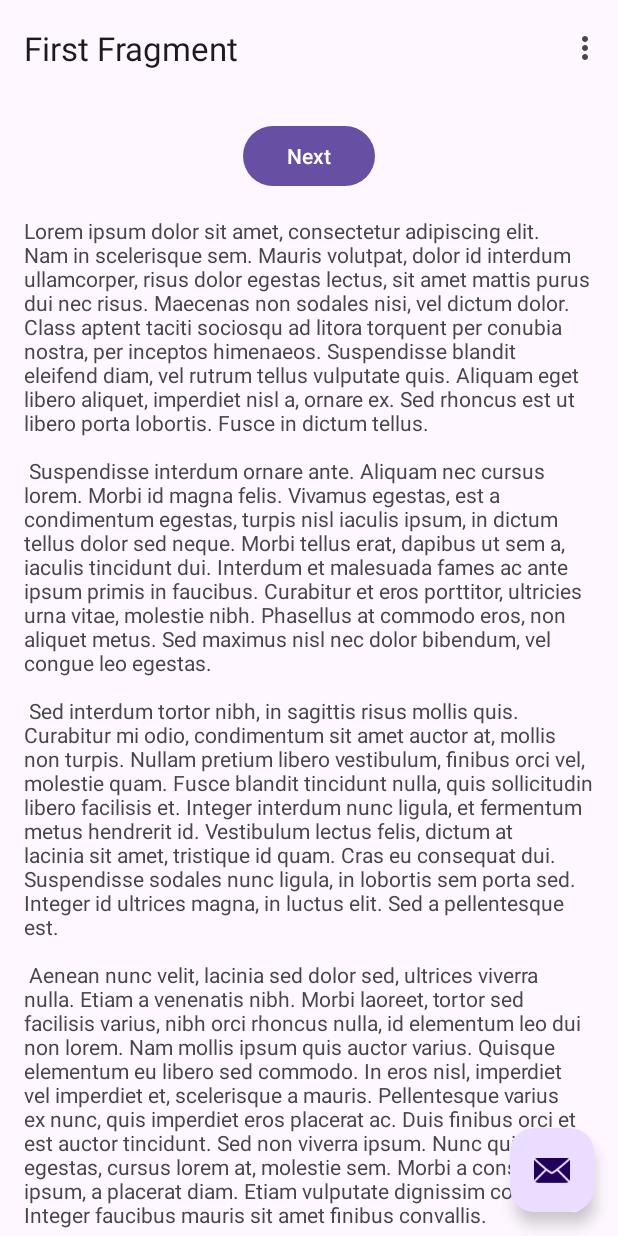
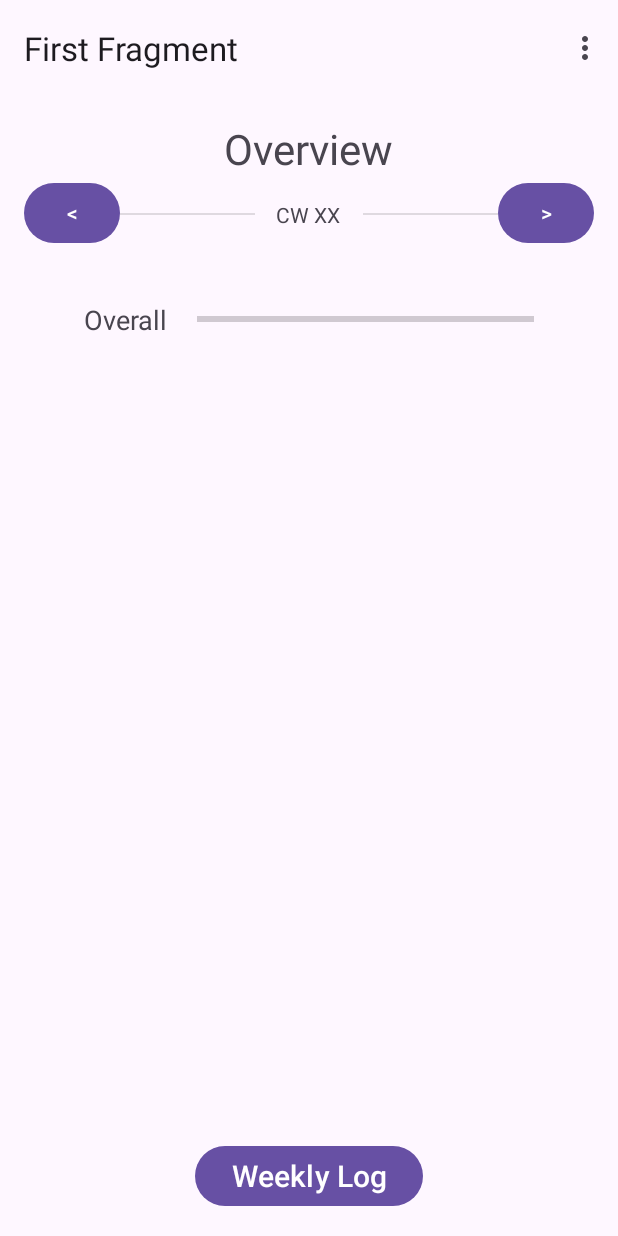
Before and after one commit to S1n93r/BodyGoals, an Android app: the screen it shows after launch (MainActivity), on a phone screen of 412 x 824 dp. Run offline under Robolectric (Android 15) with nearby library versions, the phone set to English and light mode, and no system bars; our stand-ins replace navigation-ui.

Commit message:
Build basic overview fragment and prepared bare bone for weekly log

```diff
--- a/app/src/main/java/com/slinger/bodygoals/ui/MainActivity.java
+++ b/app/src/main/java/com/slinger/bodygoals/ui/MainActivity.java
@@ -4,7 +4,6 @@ import android.os.Bundle;
 import android.view.Menu;
 import android.view.MenuItem;
 
-import com.google.android.material.snackbar.Snackbar;
 import com.slinger.bodygoals.R;
 import com.slinger.bodygoals.databinding.ActivityMainBinding;
 
@@ -31,11 +30,6 @@ public class MainActivity extends AppCompatActivity {
         NavController navController = Navigation.findNavController(this, R.id.nav_host_fragment_content_main);
         appBarConfiguration = new AppBarConfiguration.Builder(navController.getGraph()).build();
         NavigationUI.setupActionBarWithNavController(this, navController, appBarConfiguration);
-
-        binding.fab.setOnClickListener(view -> Snackbar.make(view, "Replace with your own action",
-                        Snackbar.LENGTH_LONG)
-                .setAnchorView(R.id.fab)
-                .setAction("Action", null).show());
     }
 
     @Override
--- a/app/src/main/java/com/slinger/bodygoals/ui/FirstFragment.java
+++ b/app/src/main/java/com/slinger/bodygoals/ui/Overview.java
@@ -6,15 +6,15 @@ import android.view.View;
 import android.view.ViewGroup;
 
 import com.slinger.bodygoals.R;
-import com.slinger.bodygoals.databinding.FragmentFirstBinding;
+import com.slinger.bodygoals.databinding.FragmentOverviewBinding;
 
 import androidx.annotation.NonNull;
 import androidx.fragment.app.Fragment;
 import androidx.navigation.fragment.NavHostFragment;
 
-public class FirstFragment extends Fragment {
+public class Overview extends Fragment {
 
-    private FragmentFirstBinding binding;
+    private FragmentOverviewBinding binding;
 
     @Override
     public View onCreateView(
@@ -22,7 +22,7 @@ public class FirstFragment extends Fragment {
             Bundle savedInstanceState
     ) {
 
-        binding = FragmentFirstBinding.inflate(inflater, container, false);
+        binding = FragmentOverviewBinding.inflate(inflater, container, false);
         return binding.getRoot();
 
     }
@@ -30,11 +30,11 @@ public class FirstFragment extends Fragment {
     public void onViewCreated(@NonNull View view, Bundle savedInstanceState) {
         super.onViewCreated(view, savedInstanceState);
 
-        binding.buttonFirst.setOnClickListener(new View.OnClickListener() {
+        binding.buttonToWeeklyLog.setOnClickListener(new View.OnClickListener() {
             @Override
             public void onClick(View view) {
-                NavHostFragment.findNavController(FirstFragment.this)
-                        .navigate(R.id.action_FirstFragment_to_SecondFragment);
+                NavHostFragment.findNavController(Overview.this)
+                        .navigate(R.id.action_OverviewFragment_to_WeeklyLogFragment);
             }
         });
     }
--- a/app/src/main/java/com/slinger/bodygoals/ui/SecondFragment.java
+++ b/app/src/main/java/com/slinger/bodygoals/ui/WeeklyLog.java
@@ -6,15 +6,15 @@ import android.view.View;
 import android.view.ViewGroup;
 
 import com.slinger.bodygoals.R;
-import com.slinger.bodygoals.databinding.FragmentSecondBinding;
+import com.slinger.bodygoals.databinding.FragmentWeeklyLogBinding;
 
 import androidx.annotation.NonNull;
 import androidx.fragment.app.Fragment;
 import androidx.navigation.fragment.NavHostFragment;
 
-public class SecondFragment extends Fragment {
+public class WeeklyLog extends Fragment {
 
-    private FragmentSecondBinding binding;
+    private FragmentWeeklyLogBinding binding;
 
     @Override
     public View onCreateView(
@@ -22,7 +22,7 @@ public class SecondFragment extends Fragment {
             Bundle savedInstanceState
     ) {
 
-        binding = FragmentSecondBinding.inflate(inflater, container, false);
+        binding = FragmentWeeklyLogBinding.inflate(inflater, container, false);
         return binding.getRoot();
 
     }
@@ -30,11 +30,11 @@ public class SecondFragment extends Fragment {
     public void onViewCreated(@NonNull View view, Bundle savedInstanceState) {
         super.onViewCreated(view, savedInstanceState);
 
-        binding.buttonSecond.setOnClickListener(new View.OnClickListener() {
+        binding.buttonToOverview.setOnClickListener(new View.OnClickListener() {
             @Override
             public void onClick(View view) {
-                NavHostFragment.findNavController(SecondFragment.this)
-                        .navigate(R.id.action_SecondFragment_to_FirstFragment);
+                NavHostFragment.findNavController(WeeklyLog.this)
+                        .navigate(R.id.action_WeeklyLogFragment_to_OverviewFragment);
             }
         });
     }
--- a/app/src/main/res/layout/activity_main.xml
+++ b/app/src/main/res/layout/activity_main.xml
@@ -1,6 +1,5 @@
 <?xml version="1.0" encoding="utf-8"?>
 <androidx.coordinatorlayout.widget.CoordinatorLayout xmlns:android="http://schemas.android.com/apk/res/android"
-    xmlns:app="http://schemas.android.com/apk/res-auto"
     xmlns:tools="http://schemas.android.com/tools"
     android:layout_width="match_parent"
     android:layout_height="match_parent"
@@ -19,15 +18,6 @@
 
     </com.google.android.material.appbar.AppBarLayout>
 
-    <com.google.android.material.floatingactionbutton.FloatingActionButton
-        android:id="@+id/fab"
-        android:layout_width="wrap_content"
-        android:layout_height="wrap_content"
-        android:layout_gravity="bottom|end"
-        android:layout_marginBottom="16dp"
-        android:layout_marginEnd="@dimen/fab_margin"
-        app:srcCompat="@android:drawable/ic_dialog_email" />
-
     <include layout="@layout/content_main" />
 
 </androidx.coordinatorlayout.widget.CoordinatorLayout>
--- a/app/src/main/res/layout/fragment_first.xml
+++ /dev/null
@@ -1,35 +0,0 @@
-<?xml version="1.0" encoding="utf-8"?>
-<androidx.core.widget.NestedScrollView xmlns:android="http://schemas.android.com/apk/res/android"
-    xmlns:app="http://schemas.android.com/apk/res-auto"
-    xmlns:tools="http://schemas.android.com/tools"
-    android:layout_width="match_parent"
-    android:layout_height="match_parent"
-    tools:context=".ui.FirstFragment">
-
-    <androidx.constraintlayout.widget.ConstraintLayout
-        android:layout_width="match_parent"
-        android:layout_height="match_parent"
-        android:padding="16dp">
-
-        <Button
-            android:id="@+id/button_first"
-            android:layout_width="wrap_content"
-            android:layout_height="wrap_content"
-            android:text="@string/next"
-            app:layout_constraintBottom_toTopOf="@id/textview_first"
-            app:layout_constraintEnd_toEndOf="parent"
-            app:layout_constraintStart_toStartOf="parent"
-            app:layout_constraintTop_toTopOf="parent" />
-
-        <TextView
-            android:id="@+id/textview_first"
-            android:layout_width="wrap_content"
-            android:layout_height="wrap_content"
-            android:layout_marginTop="16dp"
-            android:text="@string/lorem_ipsum"
-            app:layout_constraintBottom_toBottomOf="parent"
-            app:layout_constraintEnd_toEndOf="parent"
-            app:layout_constraintStart_toStartOf="parent"
-            app:layout_constraintTop_toBottomOf="@id/button_first" />
-    </androidx.constraintlayout.widget.ConstraintLayout>
-</androidx.core.widget.NestedScrollView>
--- /dev/null
+++ b/app/src/main/res/layout/fragment_overview.xml
@@ -0,0 +1,107 @@
+<?xml version="1.0" encoding="utf-8"?>
+<androidx.constraintlayout.widget.ConstraintLayout xmlns:android="http://schemas.android.com/apk/res/android"
+    xmlns:app="http://schemas.android.com/apk/res-auto"
+    xmlns:tools="http://schemas.android.com/tools"
+    android:layout_width="match_parent"
+    android:layout_height="match_parent"
+    tools:context=".ui.Overview">
+
+    <TextView
+        android:id="@+id/titleTextView"
+        android:layout_width="wrap_content"
+        android:layout_height="wrap_content"
+        android:layout_marginTop="16dp"
+        android:text="@string/overview"
+        android:textSize="28sp"
+        app:layout_constraintEnd_toEndOf="parent"
+        app:layout_constraintHorizontal_bias="0.5"
+        app:layout_constraintStart_toStartOf="parent"
+        app:layout_constraintTop_toTopOf="parent" />
+
+    <Button
+        android:id="@+id/button_previous_week"
+        android:layout_width="64dp"
+        android:layout_height="48dp"
+        android:layout_marginStart="16dp"
+        android:text="@string/previous_week"
+        app:layout_constraintStart_toStartOf="parent"
+        app:layout_constraintTop_toBottomOf="@+id/titleTextView" />
+
+    <View
+        android:layout_height="1dp"
+        android:layout_width="90dp"
+        android:layout_marginTop="24dp"
+        android:background="?android:attr/listDivider"
+        app:layout_constraintEnd_toStartOf="@+id/calendarWeekTextView"
+        app:layout_constraintHorizontal_bias="0.0"
+        app:layout_constraintStart_toEndOf="@+id/button_previous_week"
+        app:layout_constraintTop_toBottomOf="@+id/titleTextView" />
+
+    <TextView
+        android:id="@+id/calendarWeekTextView"
+        android:layout_width="wrap_content"
+        android:layout_height="wrap_content"
+        android:layout_marginTop="15dp"
+        android:text="@string/calendar_week_place_holder"
+        app:layout_constraintEnd_toStartOf="@+id/button_next_week"
+        app:layout_constraintHorizontal_bias="0.497"
+        app:layout_constraintStart_toEndOf="@+id/button_previous_week"
+        app:layout_constraintTop_toBottomOf="@+id/titleTextView" />
+
+    <View
+        android:layout_width="90dp"
+        android:layout_height="1dp"
+        android:layout_marginTop="24dp"
+        android:background="?android:attr/listDivider"
+        app:layout_constraintEnd_toStartOf="@+id/button_next_week"
+        app:layout_constraintHorizontal_bias="1.0"
+        app:layout_constraintStart_toEndOf="@+id/calendarWeekTextView"
+        app:layout_constraintTop_toBottomOf="@+id/titleTextView" />
+
+    <Button
+        android:id="@+id/button_next_week"
+        android:layout_width="64dp"
+        android:layout_height="48dp"
+        android:layout_marginEnd="16dp"
+        android:text="@string/next_week"
+        app:layout_constraintEnd_toEndOf="parent"
+        app:layout_constraintTop_toBottomOf="@+id/titleTextView" />
+
+    <LinearLayout
+        android:id="@+id/overallBox"
+        android:layout_width="300dp"
+        android:layout_height="wrap_content"
+        android:layout_marginTop="48dp"
+        android:orientation="horizontal"
+        app:layout_constraintEnd_toEndOf="parent"
+        app:layout_constraintStart_toStartOf="parent"
+        app:layout_constraintTop_toBottomOf="@+id/calendarWeekTextView">
+
+        <TextView
+            android:id="@+id/overallText"
+            android:layout_width="75dp"
+            android:layout_height="wrap_content"
+            android:text="@string/overall"
+            android:textSize="18sp" />
+
+        <ProgressBar
+            android:id="@+id/overallProgressBar"
+            style="?android:attr/progressBarStyleHorizontal"
+            android:layout_width="match_parent"
+            android:layout_height="match_parent" />
+
+    </LinearLayout>
+
+    <Button
+        android:id="@+id/button_to_weekly_log"
+        android:layout_width="wrap_content"
+        android:layout_height="wrap_content"
+        android:layout_marginBottom="16dp"
+        android:text="@string/weekly_log"
+        android:textSize="20sp"
+        app:layout_constraintBottom_toBottomOf="parent"
+        app:layout_constraintEnd_toEndOf="parent"
+        app:layout_constraintHorizontal_bias="0.5"
+        app:layout_constraintStart_toStartOf="parent" />
+
+</androidx.constraintlayout.widget.ConstraintLayout>
--- a/app/src/main/res/layout/fragment_second.xml
+++ /dev/null
@@ -1,35 +0,0 @@
-<?xml version="1.0" encoding="utf-8"?>
-<androidx.core.widget.NestedScrollView xmlns:android="http://schemas.android.com/apk/res/android"
-    xmlns:app="http://schemas.android.com/apk/res-auto"
-    xmlns:tools="http://schemas.android.com/tools"
-    android:layout_width="match_parent"
-    android:layout_height="match_parent"
-    tools:context=".ui.SecondFragment">
-
-    <androidx.constraintlayout.widget.ConstraintLayout
-        android:layout_width="match_parent"
-        android:layout_height="match_parent"
-        android:padding="16dp">
-
-        <Button
-            android:id="@+id/button_second"
-            android:layout_width="wrap_content"
-            android:layout_height="wrap_content"
-            android:text="@string/previous"
-            app:layout_constraintBottom_toTopOf="@id/textview_second"
-            app:layout_constraintEnd_toEndOf="parent"
-            app:layout_constraintStart_toStartOf="parent"
-            app:layout_constraintTop_toTopOf="parent" />
-
-        <TextView
-            android:id="@+id/textview_second"
-            android:layout_width="wrap_content"
-            android:layout_height="wrap_content"
-            android:layout_marginTop="16dp"
-            android:text="@string/lorem_ipsum"
-            app:layout_constraintBottom_toBottomOf="parent"
-            app:layout_constraintEnd_toEndOf="parent"
-            app:layout_constraintStart_toStartOf="parent"
-            app:layout_constraintTop_toBottomOf="@id/button_second" />
-    </androidx.constraintlayout.widget.ConstraintLayout>
-</androidx.core.widget.NestedScrollView>
--- /dev/null
+++ b/app/src/main/res/layout/fragment_weekly_log.xml
@@ -0,0 +1,32 @@
+<?xml version="1.0" encoding="utf-8"?>
+<androidx.constraintlayout.widget.ConstraintLayout xmlns:android="http://schemas.android.com/apk/res/android"
+    xmlns:app="http://schemas.android.com/apk/res-auto"
+    xmlns:tools="http://schemas.android.com/tools"
+    android:layout_width="match_parent"
+    android:layout_height="match_parent"
+    tools:context=".ui.WeeklyLog">
+
+    <Button
+        android:id="@+id/button_to_overview"
+        android:layout_width="wrap_content"
+        android:layout_height="wrap_content"
+        android:layout_marginBottom="16dp"
+        android:text="@string/overview"
+        android:textSize="20sp"
+        app:layout_constraintBottom_toBottomOf="parent"
+        app:layout_constraintEnd_toEndOf="parent"
+        app:layout_constraintHorizontal_bias="0.5"
+        app:layout_constraintStart_toStartOf="parent" />
+
+    <TextView
+        android:id="@+id/titleTextView"
+        android:layout_width="wrap_content"
+        android:layout_height="wrap_content"
+        android:layout_marginTop="16dp"
+        android:text="@string/weekly_log"
+        android:textSize="28sp"
+        app:layout_constraintEnd_toEndOf="parent"
+        app:layout_constraintHorizontal_bias="0.5"
+        app:layout_constraintStart_toStartOf="parent"
+        app:layout_constraintTop_toTopOf="parent" />
+</androidx.constraintlayout.widget.ConstraintLayout>
--- a/app/src/main/res/navigation/nav_graph.xml
+++ b/app/src/main/res/navigation/nav_graph.xml
@@ -3,26 +3,24 @@
     xmlns:app="http://schemas.android.com/apk/res-auto"
     xmlns:tools="http://schemas.android.com/tools"
     android:id="@+id/nav_graph"
-    app:startDestination="@id/FirstFragment">
+    app:startDestination="@id/OverviewFragment">
 
     <fragment
-        android:id="@+id/FirstFragment"
-        android:name="com.slinger.bodygoals.ui.FirstFragment"
+        android:id="@+id/OverviewFragment"
+        android:name="com.slinger.bodygoals.ui.Overview"
         android:label="@string/first_fragment_label"
-        tools:layout="@layout/fragment_first">
-
+        tools:layout="@layout/fragment_overview">
         <action
-            android:id="@+id/action_FirstFragment_to_SecondFragment"
-            app:destination="@id/SecondFragment" />
+            android:id="@+id/action_OverviewFragment_to_WeeklyLogFragment"
+            app:destination="@id/WeeklyLogFragment" />
     </fragment>
     <fragment
-        android:id="@+id/SecondFragment"
-        android:name="com.slinger.bodygoals.ui.SecondFragment"
+        android:id="@+id/WeeklyLogFragment"
+        android:name="com.slinger.bodygoals.ui.WeeklyLog"
         android:label="@string/second_fragment_label"
-        tools:layout="@layout/fragment_second">
-
+        tools:layout="@layout/fragment_weekly_log">
         <action
-            android:id="@+id/action_SecondFragment_to_FirstFragment"
-            app:destination="@id/FirstFragment" />
+            android:id="@+id/action_WeeklyLogFragment_to_OverviewFragment"
+            app:destination="@id/OverviewFragment" />
     </fragment>
 </navigation>
--- a/app/src/main/res/values/strings.xml
+++ b/app/src/main/res/values/strings.xml
@@ -6,41 +6,12 @@
     <string name="second_fragment_label">Second Fragment</string>
     <string name="next">Next</string>
     <string name="previous">Previous</string>
-
-    <string name="lorem_ipsum">
-        Lorem ipsum dolor sit amet, consectetur adipiscing elit. Nam in scelerisque sem. Mauris
-        volutpat, dolor id interdum ullamcorper, risus dolor egestas lectus, sit amet mattis purus
-        dui nec risus. Maecenas non sodales nisi, vel dictum dolor. Class aptent taciti sociosqu ad
-        litora torquent per conubia nostra, per inceptos himenaeos. Suspendisse blandit eleifend
-        diam, vel rutrum tellus vulputate quis. Aliquam eget libero aliquet, imperdiet nisl a,
-        ornare ex. Sed rhoncus est ut libero porta lobortis. Fusce in dictum tellus.\n\n
-        Suspendisse interdum ornare ante. Aliquam nec cursus lorem. Morbi id magna felis. Vivamus
-        egestas, est a condimentum egestas, turpis nisl iaculis ipsum, in dictum tellus dolor sed
-        neque. Morbi tellus erat, dapibus ut sem a, iaculis tincidunt dui. Interdum et malesuada
-        fames ac ante ipsum primis in faucibus. Curabitur et eros porttitor, ultricies urna vitae,
-        molestie nibh. Phasellus at commodo eros, non aliquet metus. Sed maximus nisl nec dolor
-        bibendum, vel congue leo egestas.\n\n
-        Sed interdum tortor nibh, in sagittis risus mollis quis. Curabitur mi odio, condimentum sit
-        amet auctor at, mollis non turpis. Nullam pretium libero vestibulum, finibus orci vel,
-        molestie quam. Fusce blandit tincidunt nulla, quis sollicitudin libero facilisis et. Integer
-        interdum nunc ligula, et fermentum metus hendrerit id. Vestibulum lectus felis, dictum at
-        lacinia sit amet, tristique id quam. Cras eu consequat dui. Suspendisse sodales nunc ligula,
-        in lobortis sem porta sed. Integer id ultrices magna, in luctus elit. Sed a pellentesque
-        est.\n\n
-        Aenean nunc velit, lacinia sed dolor sed, ultrices viverra nulla. Etiam a venenatis nibh.
-        Morbi laoreet, tortor sed facilisis varius, nibh orci rhoncus nulla, id elementum leo dui
-        non lorem. Nam mollis ipsum quis auctor varius. Quisque elementum eu libero sed commodo. In
-        eros nisl, imperdiet vel imperdiet et, scelerisque a mauris. Pellentesque varius ex nunc,
-        quis imperdiet eros placerat ac. Duis finibus orci et est auctor tincidunt. Sed non viverra
-        ipsum. Nunc quis augue egestas, cursus lorem at, molestie sem. Morbi a consectetur ipsum, a
-        placerat diam. Etiam vulputate dignissim convallis. Integer faucibus mauris sit amet finibus
-        convallis.\n\n
-        Phasellus in aliquet mi. Pellentesque habitant morbi tristique senectus et netus et
-        malesuada fames ac turpis egestas. In volutpat arcu ut felis sagittis, in finibus massa
-        gravida. Pellentesque id tellus orci. Integer dictum, lorem sed efficitur ullamcorper,
-        libero justo consectetur ipsum, in mollis nisl ex sed nisl. Donec maximus ullamcorper
-        sodales. Praesent bibendum rhoncus tellus nec feugiat. In a ornare nulla. Donec rhoncus
-        libero vel nunc consequat, quis tincidunt nisl eleifend. Cras bibendum enim a justo luctus
-        vestibulum. Fusce dictum libero quis erat maximus, vitae volutpat diam dignissim.
-    </string>
+    <string name="overview">Overview</string>
+    <string name="weekly_log">Weekly Log</string>
+    <!-- Labels -->
+    <string name="overall">Overall</string>
+    <string name="calendar_week_place_holder">CW XX</string>
+    <!-- Buttons-->
+    <string name="previous_week">&lt;</string>
+    <string name="next_week">&gt;</string>
 </resources>
```
